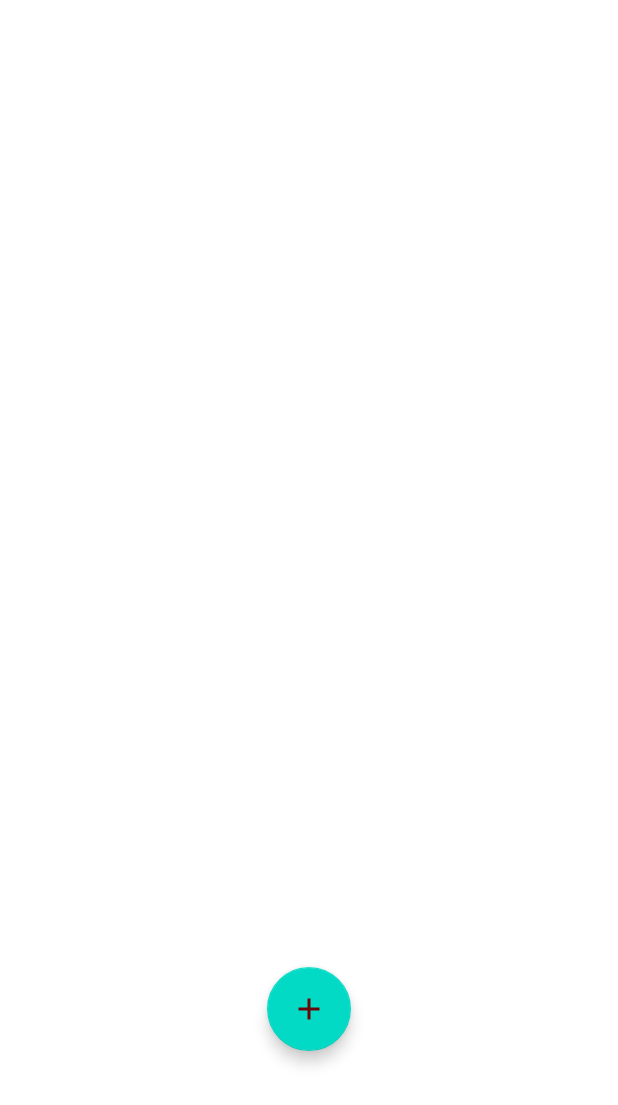
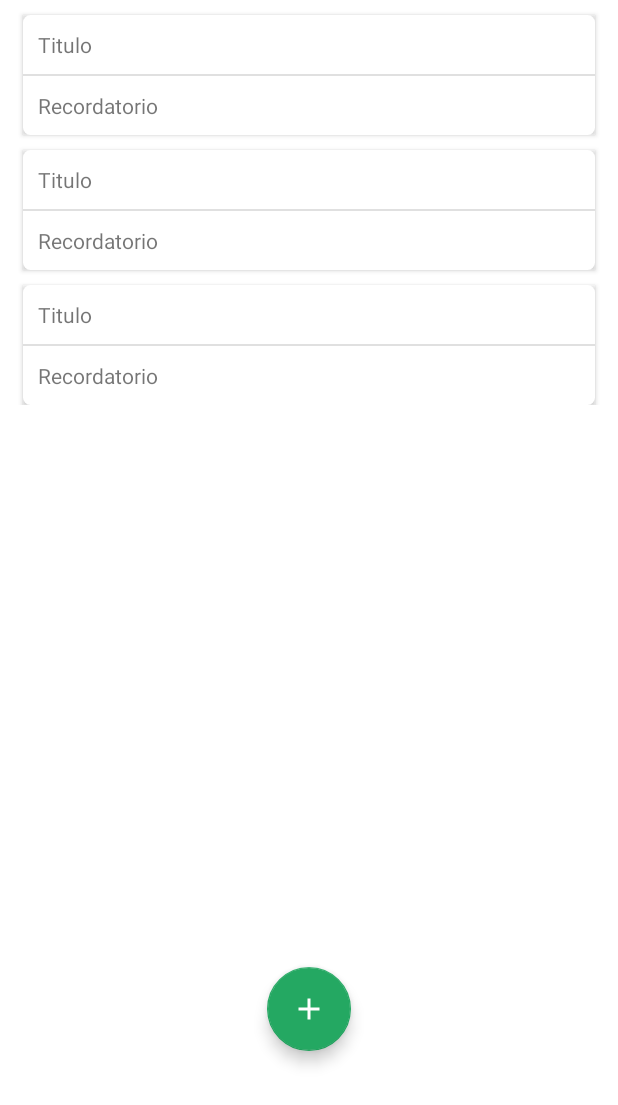
Before and after one commit to maticou/GeoAgenda, an Android app: the layout fragment_home.xml on its own in the app's theme, with its tools: preview values and no code run, on a phone screen of 412 x 824 dp. Shown: the top 1105 px of the screen. Run offline under Robolectric (Android 15) with nearby library versions, the phone set to English and light mode, and no system bars.

Commit message:
Implementada la interfaz y el backednd para ver los recordatorios
Se implemento la interfaz y el backend para obtener los recordatorios desde firebase y mostrarlos en la aplicacion.

```diff
--- a/App/app/build.gradle
+++ b/App/app/build.gradle
@@ -61,6 +61,7 @@ dependencies {
     implementation 'com.google.firebase:firebase-analytics:17.4.3'
     implementation 'com.google.firebase:firebase-auth:19.3.1'
     implementation 'com.google.android.gms:play-services-auth:18.0.0'
+    implementation "androidx.cardview:cardview:1.0.0"
 }
 
 apply plugin: 'com.google.gms.google-services'
--- a/App/app/src/main/res/layout/fragment_home.xml
+++ b/App/app/src/main/res/layout/fragment_home.xml
@@ -5,6 +5,25 @@
     android:layout_width="match_parent"
     android:layout_height="match_parent"
     tools:context=".ui.home.HomeFragment">
+
+    <ScrollView
+        android:layout_width="match_parent"
+        android:layout_height="match_parent">
+
+        <LinearLayout
+            android:layout_width="match_parent"
+            android:layout_height="wrap_content"
+            android:orientation="vertical" >
+
+            <androidx.recyclerview.widget.RecyclerView
+                android:id="@+id/recycler_view"
+                android:layout_width="match_parent"
+                android:layout_height="match_parent"
+                tools:listitem="@layout/reminder_card">
+
+            </androidx.recyclerview.widget.RecyclerView>
+        </LinearLayout>
+    </ScrollView>
 
     <com.google.android.material.floatingactionbutton.FloatingActionButton
         android:id="@+id/addreminder"
@@ -19,5 +38,7 @@
         app:layout_constraintBottom_toBottomOf="parent"
         app:layout_constraintEnd_toEndOf="parent"
         app:layout_constraintStart_toStartOf="parent"
-        app:layout_constraintTop_toTopOf="parent" />
+        app:layout_constraintTop_toTopOf="parent"
+        app:backgroundTint="@color/colorPrimary"
+        app:tint="@color/colorWhite" />
 </androidx.constraintlayout.widget.ConstraintLayout>
--- /dev/null
+++ b/App/app/src/main/res/layout/reminder_card.xml
@@ -0,0 +1,37 @@
+<androidx.cardview.widget.CardView xmlns:android="http://schemas.android.com/apk/res/android"
+    xmlns:app="http://schemas.android.com/apk/res-auto"
+    android:layout_width="match_parent"
+    android:layout_height="wrap_content"
+    android:layout_marginStart="15dp"
+    android:layout_marginTop="10dp"
+    android:layout_marginEnd="15dp"
+    android:clickable="true"
+    android:outlineProvider="bounds"
+    app:cardCornerRadius="5dp">
+
+    <LinearLayout
+        android:layout_width="match_parent"
+        android:layout_height="match_parent"
+        android:orientation="vertical">
+
+        <TextView
+            android:id="@+id/reminder_title"
+            android:layout_width="match_parent"
+            android:layout_height="match_parent"
+            android:layout_margin="10dp"
+            android:text="Titulo" />
+
+        <View
+            android:id="@+id/divider"
+            android:layout_width="match_parent"
+            android:layout_height="1dp"
+            android:background="?android:attr/listDivider" />
+
+        <TextView
+            android:id="@+id/reminder_note"
+            android:layout_width="match_parent"
+            android:layout_height="wrap_content"
+            android:layout_margin="10dp"
+            android:text="Recordatorio" />
+    </LinearLayout>
+</androidx.cardview.widget.CardView>
```
Also changed, not shown: App/app/src/main/java/com/example/geoagenda/ui/home/HomeFragment.kt (+34 -8 lines), App/app/src/main/java/com/example/geoagenda/ui/reminder/ReminderViewAdapter.kt (added, +32 -0 lines).
